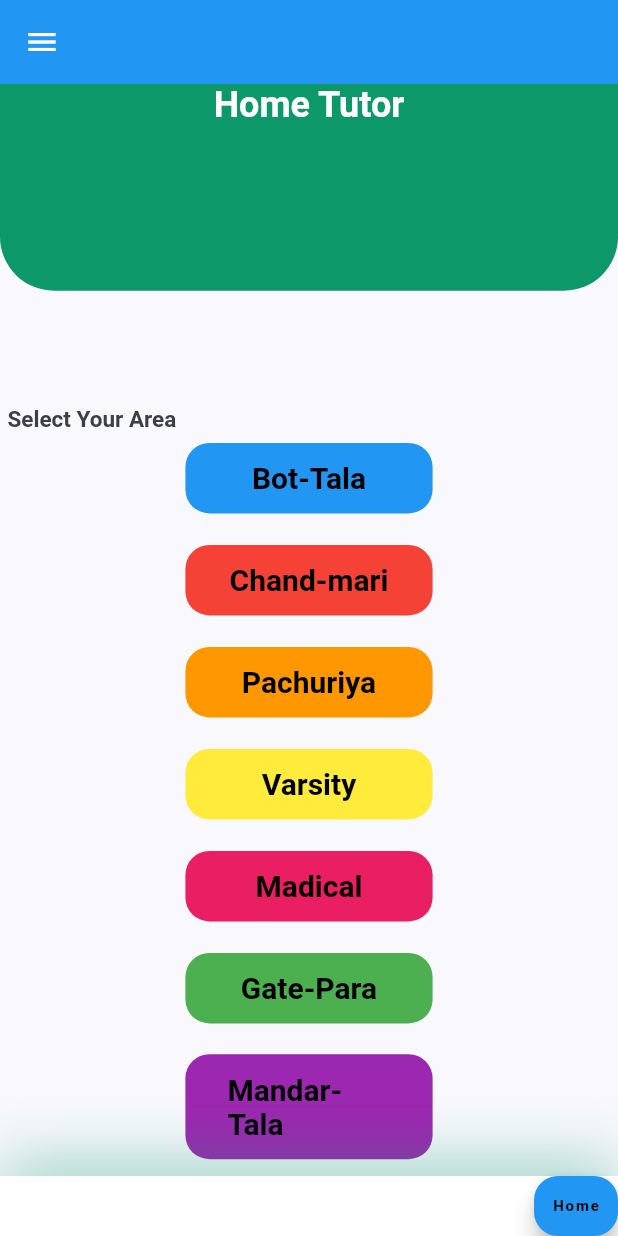
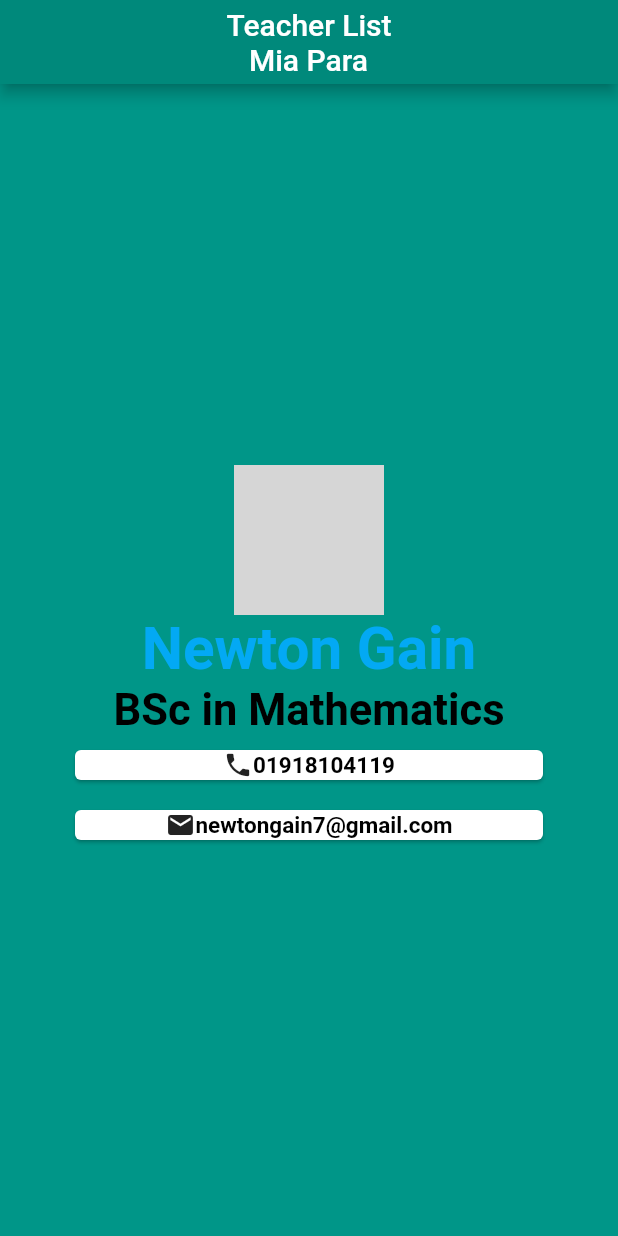
Before and after one commit to NewtonGain/practice, a Flutter app: the screen it shows after launch, after a tap on "Bot-Tala", on a phone screen of 412 x 824 dp. Run offline on Flutter 3.47's test engine with Material 2 defaults, Android fonts, the phone set to English and light mode, and no system bars; grey boxes are pictures that could not be loaded.

Commit message:
mia para

```diff
--- /dev/null
+++ b/lib/miapara.dart/newton.dart
@@ -0,0 +1,91 @@
+import 'package:flutter/material.dart';
+
+void main() => runApp(Newton());
+
+class Newton extends StatelessWidget {
+  const Newton({Key? key}) : super(key: key);
+
+  @override
+  Widget build(BuildContext context) {
+    return MaterialApp(
+      home: Scaffold(
+        appBar: AppBar(
+          title: Text('Teacher List\n   Mia Para'),
+          backgroundColor: Colors.teal.shade600,
+          centerTitle: true,
+        ),
+        backgroundColor: Colors.teal,
+        body: SafeArea(
+          child: Center(
+            child: Column(
+              mainAxisAlignment: MainAxisAlignment.center,
+              children: [
+                CircleAvatar(
+                  radius: 50,
+                  backgroundImage: AssetImage('images/newton.jpg'),
+                ),
+                Text(
+                  'Newton Gain',
+                  style: TextStyle(
+                      fontSize: 39,
+                      fontWeight: FontWeight.bold,
+                      color: Colors.lightBlue),
+                ),
+                Text(
+                  'BSc in Mathematics',
+                  style: TextStyle(
+                      fontSize: 29,
+                      fontWeight: FontWeight.bold,
+                      color: Colors.black),
+                ),
+                Card(
+                  margin: EdgeInsets.symmetric(vertical: 10, horizontal: 50),
+                  color: Colors.white,
+                  child: Row(
+                    mainAxisAlignment: MainAxisAlignment.center,
+                    children: [
+                      Icon(
+                        Icons.phone,
+                        size: 20,
+                      ),
+                      Text(
+                        '01918104119',
+                        style: TextStyle(
+                            fontSize: 15,
+                            fontWeight: FontWeight.bold,
+                            color: Colors.black),
+                      ),
+                    ],
+                  ),
+                ),
+                SizedBox(
+                  width: 10,
+                ),
+                Card(
+                  margin: EdgeInsets.symmetric(vertical: 10, horizontal: 50),
+                  color: Colors.white,
+                  child: Row(
+                    mainAxisAlignment: MainAxisAlignment.center,
+                    children: [
+                      Icon(
+                        Icons.email,
+                        size: 20,
+                      ),
+                      Text(
+                        'newtongain7@gmail.com',
+                        style: TextStyle(
+                            fontSize: 15,
+                            fontWeight: FontWeight.bold,
+                            color: Colors.black),
+                      ),
+                    ],
+                  ),
+                ),
+              ],
+            ),
+          ),
+        ),
+      ),
+    );
+  }
+}
--- a/lib/widgets/location_list.dart
+++ b/lib/widgets/location_list.dart
@@ -1,6 +1,12 @@
 import 'package:flutter/material.dart';
+import 'package:practice/miapara.dart/newton.dart';
 
-class ListOfLocation extends StatelessWidget {
+class ListOfLocation extends StatefulWidget {
+  @override
+  _ListOfLocationState createState() => _ListOfLocationState();
+}
+
+class _ListOfLocationState extends State<ListOfLocation> {
   Widget locationList(Color color, String text, Function() onpressed) {
     return FlatButton(
       shape: RoundedRectangleBorder(borderRadius: BorderRadius.circular(16)),
@@ -22,7 +28,14 @@ class ListOfLocation extends StatelessWidget {
     return Column(
       crossAxisAlignment: CrossAxisAlignment.stretch,
       children: [
-        locationList(Colors.blue, 'Bot-Tala', () => null),
+        locationList(
+          Colors.blue,
+          'Bot-Tala',
+          () => Navigator.push(
+            context,
+            MaterialPageRoute(builder: (context) => Newton()),
+          ),
+        ),
         SizedBox(
           height: 20,
         ),
```
